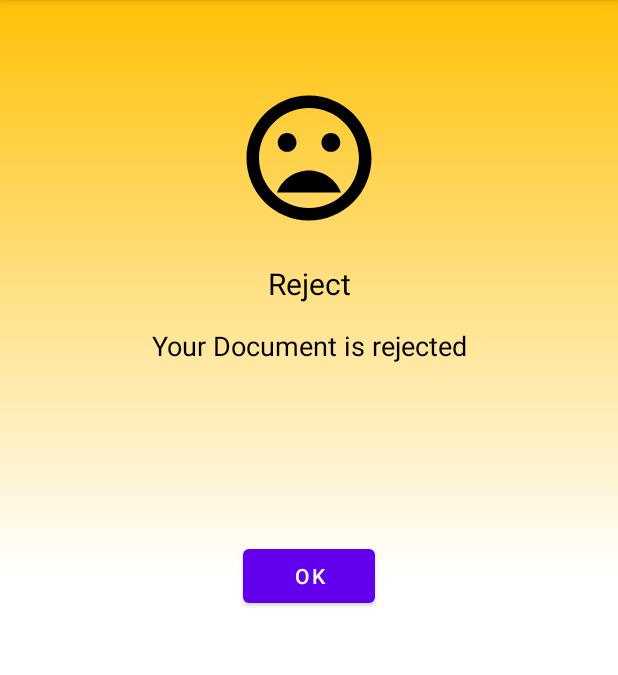
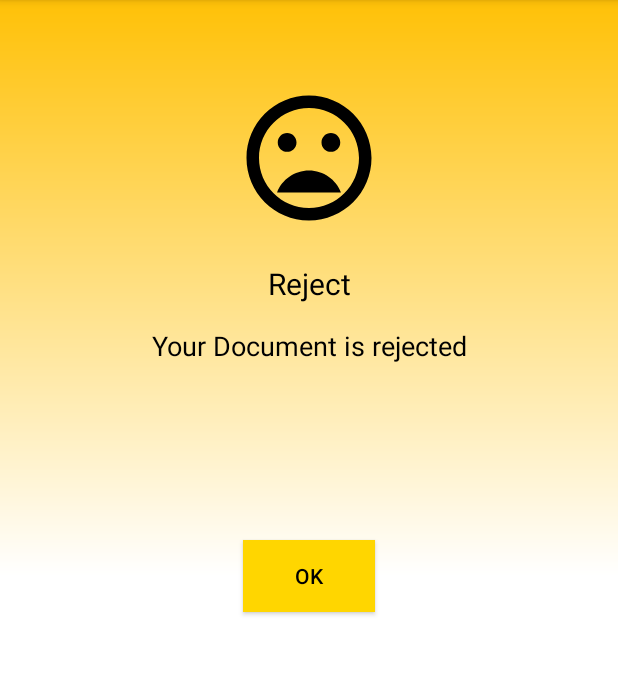
Before and after one commit to Manikandan3011/FormerFund, an Android app: the RejectActivity screen opened directly, with no data from a screen before it, on a phone screen of 412 x 824 dp, the part 84-759 px from its top. Run offline under Robolectric (Android 15) with nearby library versions, the phone set to English and light mode, and no system bars.

Commit message:
New Design

```diff
--- a/app/src/main/res/layout/activity_reject.xml
+++ b/app/src/main/res/layout/activity_reject.xml
@@ -38,11 +38,12 @@
         android:layout_marginTop="15dp"/>
 
 
-    <Button
+    <androidx.appcompat.widget.AppCompatButton
         android:layout_width="wrap_content"
         android:layout_height="wrap_content"
         android:text="Ok"
-        android:textColor="@color/white"
+        android:background="#FFD600"
+        android:textColor="@color/black"
         android:layout_centerInParent="true"
         android:id="@+id/login"/>
 
--- a/app/src/main/res/layout/activity_success.xml
+++ b/app/src/main/res/layout/activity_success.xml
@@ -48,11 +48,12 @@
         android:textSize="18dp"
         android:layout_marginTop="15dp"/>
 
-    <Button
+    <androidx.appcompat.widget.AppCompatButton
         android:layout_width="wrap_content"
         android:layout_height="wrap_content"
         android:text="Ok"
-        android:textColor="@color/white"
+        android:background="#FFD600"
+        android:textColor="@color/black"
         android:layout_centerInParent="true"
         android:id="@+id/login"/>
 
```
Also changed, not shown: app/src/main/java/com/example/formerfund/fragments/farmer/UploadProductFragment.java (deleted, +0 -25 lines).
